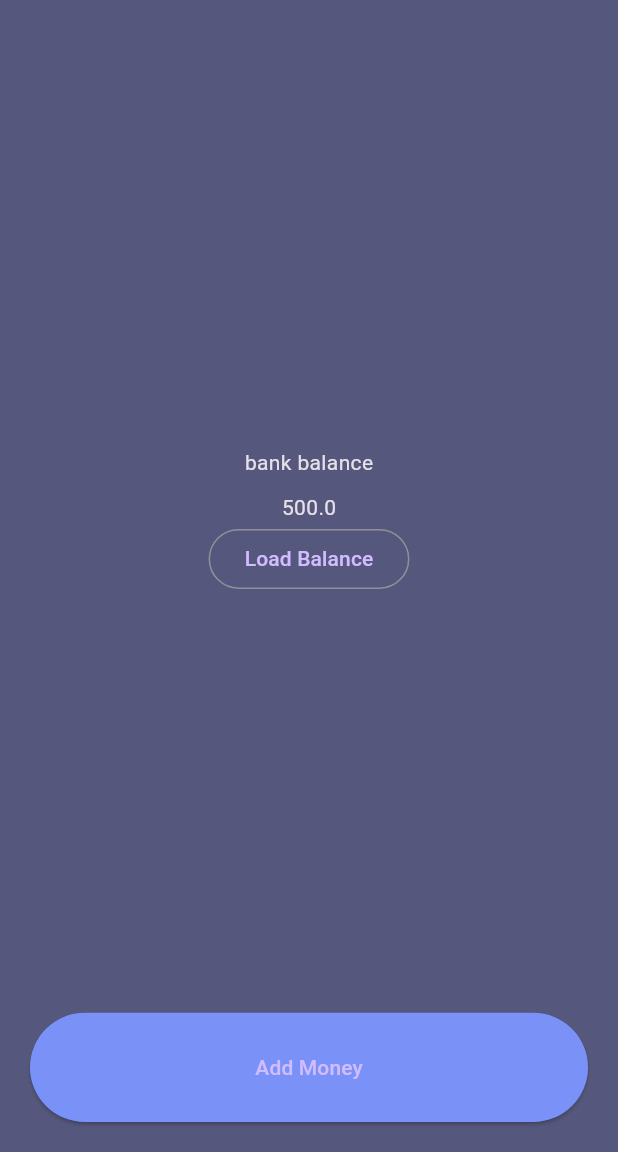
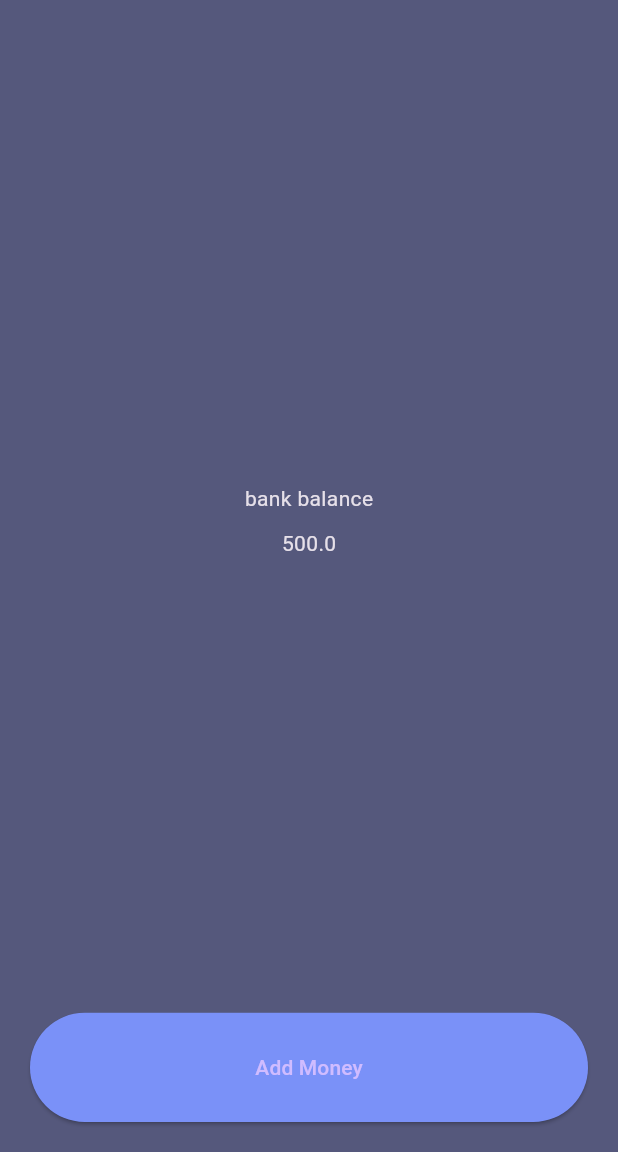
Before and after one commit to ShivamBari2728/Flutter-Projects, a Flutter app: the screen it shows after launch, after a tap on "Add Money", on a phone screen of 412 x 824 dp, the part 84-1236 px from its top. Run offline on Flutter 3.47's test engine with Material 3 defaults, Android fonts, the phone set to English and light mode, and no system bars; our stand-ins replace shared_preferences.

Commit message:
splitted code for add money button

```diff
--- /dev/null
+++ b/billionaire/lib/addmoneybutton.dart
@@ -0,0 +1,20 @@
+import 'package:flutter/material.dart';
+
+class addMoneybutton extends StatelessWidget {
+  void Function() addMoneyFunction;  //refrence variable of type function.
+
+   addMoneybutton({super.key,required this.addMoneyFunction});
+
+  @override
+  Widget build(BuildContext context) {
+    return Expanded(
+                  flex: 1,
+                  child: ElevatedButton(
+                      style: ElevatedButton.styleFrom(
+                        backgroundColor: Color.fromARGB(255, 122, 145, 248),
+                        minimumSize: Size(double.infinity, 0),
+                      ),
+                      onPressed: addMoneyFunction,
+                      child: Text("Add Money")));
+  }
+}
--- a/billionaire/lib/main.dart
+++ b/billionaire/lib/main.dart
@@ -1,5 +1,6 @@
 // ignore_for_file: prefer_const_constructors, prefer_const_literals_to_create_immutables
 
+import 'package:billionaire/addmoneybutton.dart';
 import 'package:flutter/material.dart';
 import 'package:shared_preferences/shared_preferences.dart';
 
@@ -15,30 +16,31 @@ class Myapp extends StatefulWidget {
 }
 
 class _MyappState extends State<Myapp> {
-  double balance =0 ;
+  double balance = 0;
+
   void addMoney() async {
     setState(() {
-      balance = balance +500;
+      balance = balance + 500;
     });
-
 
     // Obtain shared preferences.
     final SharedPreferences prefs = await SharedPreferences.getInstance();
     await prefs.setDouble('balance', balance);
+  }
+  @override
+  void initState() {
+    loadBalance();
+    super.initState();
+  }
 
-  }
-  void loadBalance() async
-  {
+  void loadBalance() async {
     final SharedPreferences prefs = await SharedPreferences.getInstance();
 
     setState(() {
-    balance = prefs.getDouble('balance') ?? 0;
-    // "??(null aware operator)" is it used as a fallback value as for the first time the value will be null.
-
+      balance = prefs.getDouble('balance') ?? 0;
+      // "??(null aware operator)" is it used as a fallback value as for the first time the value will be null.
     });
   }
-
-
 
   @override
   Widget build(BuildContext context) {
@@ -68,18 +70,10 @@ class _MyappState extends State<Myapp> {
                         height: 10,
                       ),
                       Text("$balance"),
-                      OutlinedButton(onPressed: loadBalance, child: Text("Load Balance"))
                     ],
                   )),
-              Expanded(
-                  flex: 1,
-                  child: ElevatedButton(
-                      style: ElevatedButton.styleFrom(
-                        backgroundColor: Color.fromARGB(255, 122, 145, 248),
-                        minimumSize: Size(double.infinity, 0),
-                      ),
-                      onPressed: addMoney,
-                      child: Text("Add Money")))
+              addMoneybutton(addMoneyFunction: addMoney,)
+              //passing the function to the refrence variable.
             ],
           ),
         ),
```
Also changed, not shown: 1 other file.
